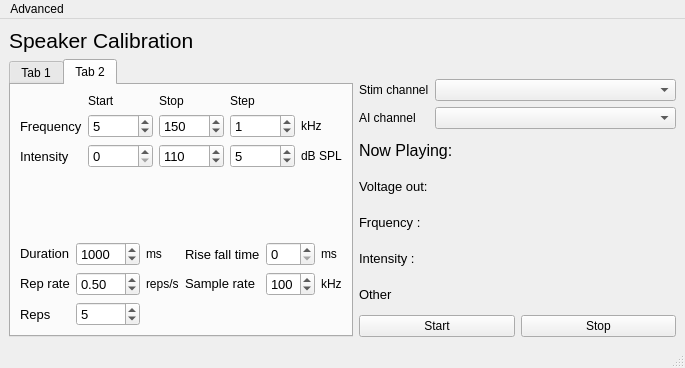
portfors-lab/sparkle, file calibration_window.ui: the form before one commit.
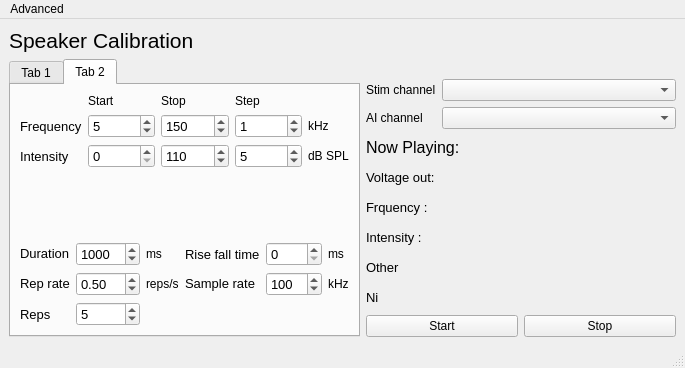
The form after the commit. The open tabs and pages were chosen to show the change.

The edit to the form file:
```diff
--- a/calibration_window.ui
+++ b/calibration_window.ui
@@ -695,7 +695,7 @@
                <number>10</number>
               </property>
               <property name="maximum">
-               <number>400</number>
+               <number>1000</number>
               </property>
               <property name="singleStep">
                <number>10</number>
@@ -892,6 +892,18 @@
           </property>
          </widget>
         </item>
+        <item>
+         <widget class="QLabel" name="label4">
+          <property name="font">
+           <font>
+            <pointsize>10</pointsize>
+           </font>
+          </property>
+          <property name="text">
+           <string>Ni</string>
+          </property>
+         </widget>
+        </item>
         <item>
          <layout class="QHBoxLayout" name="horizontalLayout">
           <item>
```
Left out of the diff: 2 changed lines with no effect on the pictures.
